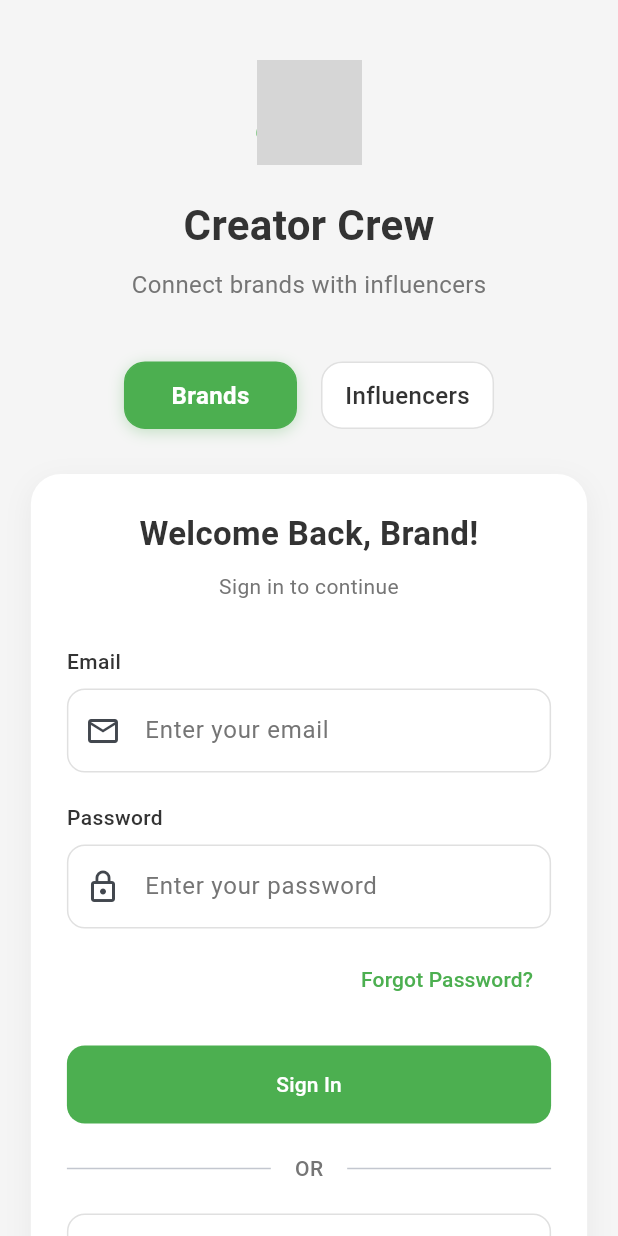
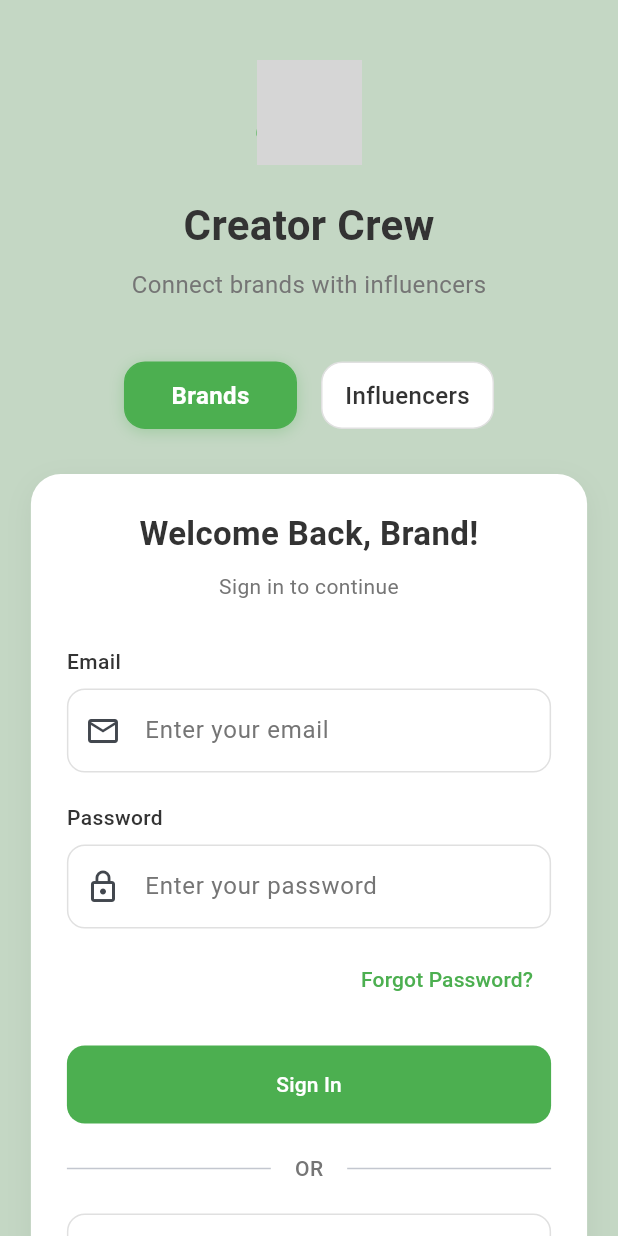
Before and after one commit to narendra42151/CreatorCrew, a Flutter app: the screen it shows after launch, on a phone screen of 412 x 824 dp. Run offline on Flutter 3.47's test engine with Material 3 defaults, Android fonts, the phone set to English and light mode, and no system bars; our stand-ins replace cloud_firestore, firebase_auth, firebase_core, google_sign_in; accounts and stored records are empty; grey boxes are pictures that could not be loaded.

Commit message:
Update background color in LandingPage and change user document identifier to email in AuthProvider

```diff
--- a/lib/Influencers/Authentication/Screens/LandingPaage.dart
+++ b/lib/Influencers/Authentication/Screens/LandingPaage.dart
@@ -75,7 +75,7 @@ class _LandingPageState extends State<LandingPage> {
   @override
   Widget build(BuildContext context) {
     return Scaffold(
-      backgroundColor: VaultSyncColors.background,
+      backgroundColor: Color.fromARGB(255, 196, 215, 196),
       body: SafeArea(
         child: Center(
           child: SingleChildScrollView(
```
Also changed, not shown: lib/Influencers/Authentication/providers/Login-Provider.dart (+4 -4 lines).
